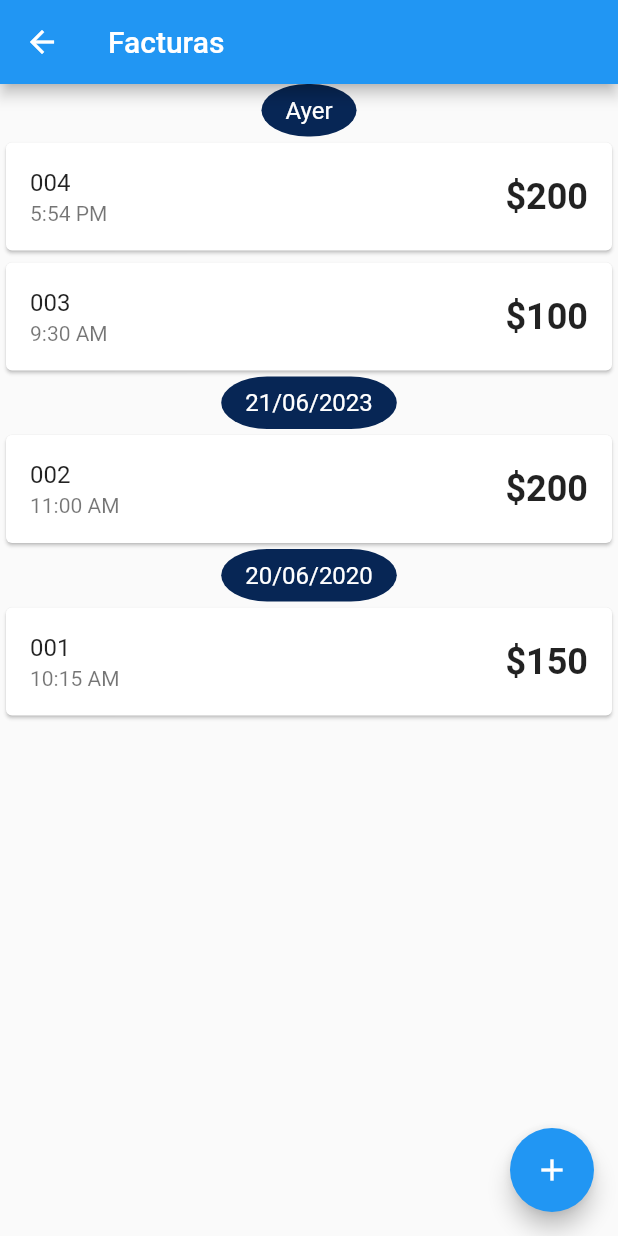
After one commit to SyntexNic/stock_app, a Flutter app: the Bills screen opened directly, on a phone screen of 412 x 824 dp. The commit adds this screen. Run offline on Flutter 3.47's test engine with Material 2 defaults, Android fonts, the phone set to English and light mode, and no system bars.

Commit message:
Primera version de la lista de facturas aun pendientes de cambios para mejorar estetica y agregar detalles de facturas,añadir facturas

```diff
--- /dev/null
+++ b/lib/ui/pages/bills/bills_page.dart
@@ -0,0 +1,104 @@
+import 'package:flutter/material.dart';
+import 'package:intl/intl.dart';
+class Bills extends StatefulWidget {
+  const Bills({super.key});
+  @override
+  State<Bills> createState() => _BillsState();
+}
+final List<Invoice> invoices = [
+    Invoice(number: '001', time: DateTime(2020, 6, 20, 10, 15), amount: '150'),
+    Invoice(number: '002', time:  DateTime(2023, 6, 21, 11,00), amount: '200'),
+    Invoice(number: '003', time:  DateTime(2023, 6, 22, 9, 30), amount: '100'),
+    Invoice(number: '004', time:  DateTime(2023, 6, 22, 17,54), amount: '200'),
+    // Agrega más facturas según tus necesidades
+  ];
+
+final now = DateTime.now(); // Fecha y hora actual
+final yesterday = DateTime(now.year, now.month, now.day - 1); // Fecha de ayer
+
+
+class _BillsState extends State<Bills> {
+  @override
+  Widget build(BuildContext context) {
+      invoices.sort((a, b) => b.time.compareTo(a.time));
+    return Scaffold(
+        appBar: AppBar(
+          title: const Text("Facturas"),
+        ),
+        body: ListView.builder(
+            itemCount: invoices.length,
+            itemBuilder: (context,index){
+              final formatter = DateFormat('h:mm a');
+               final invoiceDateTime = invoices[index].time; //Obtén la fecha y hora de la primera factura
+               final formattedTime = formatter.format(invoiceDateTime);
+              final invoice = invoices[index];
+               // Verificar la fecha de la factura
+      String dateLabel;
+      if (invoice.time.year == now.year &&
+          invoice.time.month == now.month &&
+          invoice.time.day == now.day) {
+        dateLabel = 'Hoy';
+      } else if (invoice.time.year == yesterday.year &&
+          invoice.time.month == yesterday.month &&
+          invoice.time.day == yesterday.day) {
+        dateLabel = 'Ayer';
+      } else {
+        dateLabel = DateFormat('dd/MM/yyyy').format(invoice.time);
+      }
+      //Mostrar la factura
+              return   Column(
+        children: [
+           if (index == 0 ||
+              (index > 0 &&
+                  invoices[index - 1].time.day !=
+                      invoice.time.day))
+            Container(
+              padding: const EdgeInsets.symmetric(vertical: 8, horizontal: 16),
+              child: Text(dateLabel,
+              style: const TextStyle(
+                fontSize: 16,
+                color: Colors.white,
+              ),),
+              decoration: const BoxDecoration(
+                  color: Color.fromARGB(255, 7, 38, 85),
+                  shape: BoxShape.rectangle,
+            borderRadius: BorderRadius.horizontal(
+              // Utilizamos el método Radius.elliptical para definir un óvalo alargado horizontalmente
+              left: Radius.elliptical(140, 80),
+              right: Radius.elliptical(140, 80),
+            ),
+              ),
+            ),
+            Card(
+                child: ListTile(
+                  title: Text('${invoice.number}'),
+                  subtitle: Text("${formattedTime}"),
+                  trailing: Text("\$${invoice.amount}",
+                  style: const TextStyle(
+                    fontWeight: FontWeight.bold,
+                    fontSize: 24,
+                  )),
+                ),
+                )
+
+              ]);
+            },
+        ),
+        floatingActionButton: FloatingActionButton(
+          onPressed: ()=> print("presionado"),
+         child: const Icon(Icons.add),
+        ),
+    );
+  }
+}
+class Invoice {
+  final String number;
+  final DateTime time;
+  final String amount;
+
+  Invoice({
+    required this.number,
+    required this.time,
+    required this.amount,
+  });
+}
--- a/lib/ui/widgets/navbar/navbar.dart
+++ b/lib/ui/widgets/navbar/navbar.dart
@@ -1,4 +1,5 @@
 import 'package:flutter/material.dart';
+import 'package:stock_app/ui/pages/bills/bills_page.dart';
 
 class Navbar extends StatelessWidget {
   const Navbar({super.key});
@@ -28,8 +29,11 @@ class Navbar extends StatelessWidget {
           Divider(),
           ListTile(
             leading: Icon(Icons.file_upload),
-            title: Text('prueba'),
-            onTap: () => print('Upload tapped'),
+            title: Text('Facturas'),
+            onTap: () {
+              Navigator.pop(context);
+              Navigator.push(context, MaterialPageRoute(builder: (context)=>Bills()));
+            },
           ),
           Divider(),
           ListTile(
--- a/pubspec.yaml
+++ b/pubspec.yaml
@@ -30,6 +30,7 @@ environment:
 dependencies:
   flutter:
     sdk: flutter
+  intl: ^0.17.0
 
 
   # The following adds the Cupertino Icons font to your application.
```
Also changed, not shown: pubspec.lock.
